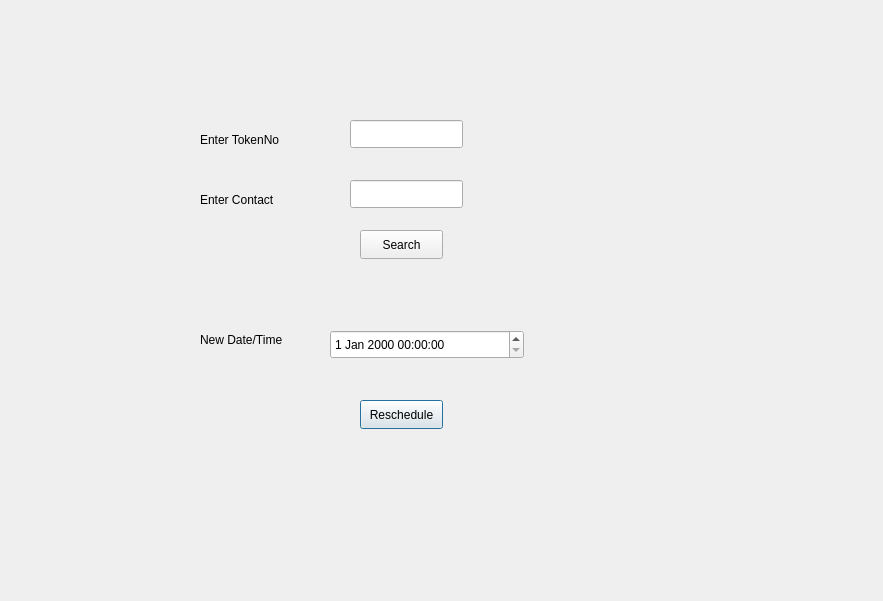
nischalg8/Qt-Doctor-Appointment-System, file reschedule.ui: the form before one commit.
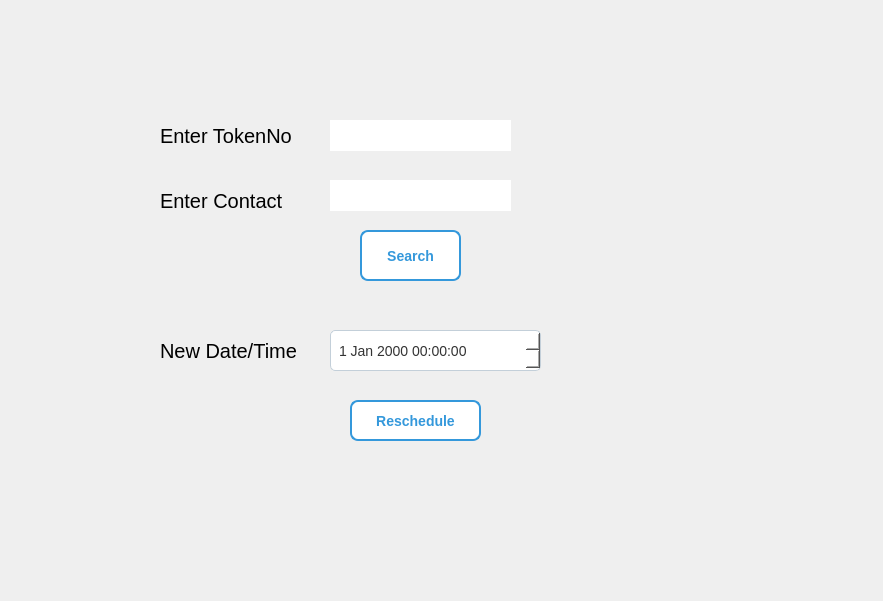
The form after the commit.

What changed in the file:
```diff
--- a/reschedule.ui
+++ b/reschedule.ui
@@ -16,12 +16,16 @@
   <widget class="QLabel" name="label">
    <property name="geometry">
     <rect>
-     <x>200</x>
-     <y>130</y>
-     <width>101</width>
-     <height>20</height>
+     <x>160</x>
+     <y>120</y>
+     <width>151</width>
+     <height>31</height>
     </rect>
    </property>
+   <property name="styleSheet">
+    <string notr="true">font-family: 'Comic Sans MS', cursive, sans-serif;
+font-size:20px;</string>
+   </property>
    <property name="text">
     <string>Enter TokenNo</string>
    </property>
@@ -29,12 +33,16 @@
   <widget class="QLabel" name="label_2">
    <property name="geometry">
     <rect>
-     <x>200</x>
+     <x>160</x>
      <y>190</y>
-     <width>91</width>
-     <height>20</height>
+     <width>131</width>
+     <height>21</height>
     </rect>
    </property>
+   <property name="styleSheet">
+    <string notr="true">font-family: 'Comic Sans MS', cursive, sans-serif;
+font-size:20px;</string>
+   </property>
    <property name="text">
     <string>Enter Contact</string>
    </property>
@@ -42,12 +50,16 @@
   <widget class="QLabel" name="label_3">
    <property name="geometry">
     <rect>
-     <x>200</x>
-     <y>330</y>
-     <width>111</width>
-     <height>20</height>
+     <x>160</x>
+     <y>340</y>
+     <width>151</width>
+     <height>21</height>
     </rect>
    </property>
+   <property name="styleSheet">
+    <string notr="true">font-family: 'Comic Sans MS', cursive, sans-serif;
+font-size:20px;</string>
+   </property>
    <property name="text">
     <string>New Date/Time</string>
    </property>
@@ -58,7 +70,7 @@
      <x>210</x>
      <y>460</y>
      <width>401</width>
-     <height>20</height>
+     <height>41</height>
     </rect>
    </property>
    <property name="text">
@@ -68,42 +80,71 @@
   <widget class="QLineEdit" name="lineEdit">
    <property name="geometry">
     <rect>
-     <x>350</x>
+     <x>330</x>
      <y>120</y>
-     <width>113</width>
-     <height>28</height>
+     <width>181</width>
+     <height>31</height>
     </rect>
    </property>
+   <property name="styleSheet">
+    <string notr="true">border:none;</string>
+   </property>
   </widget>
   <widget class="QLineEdit" name="lineEdit_2">
    <property name="geometry">
     <rect>
-     <x>350</x>
+     <x>330</x>
      <y>180</y>
-     <width>113</width>
-     <height>28</height>
+     <width>181</width>
+     <height>31</height>
     </rect>
    </property>
+   <property name="styleSheet">
+    <string notr="true">border:none;</string>
+   </property>
   </widget>
   <widget class="QDateTimeEdit" name="dateTimeEdit">
    <property name="geometry">
     <rect>
      <x>330</x>
      <y>330</y>
-     <width>194</width>
-     <height>29</height>
+     <width>211</width>
+     <height>41</height>
     </rect>
    </property>
+   <property name="styleSheet">
+    <string notr="true">QDateTimeEdit {
+    font-size: 14px;
+    padding: 6px;
+    border: 1px solid #c3cfd9;
+    border-radius: 5px;
+    background-color: #ffffff;
+    color: #333;
+    min-width: 150px;
+}
+
+
+</string>
+   </property>
   </widget>
   <widget class="QPushButton" name="btnSave">
    <property name="geometry">
     <rect>
-     <x>360</x>
+     <x>350</x>
      <y>400</y>
-     <width>83</width>
-     <height>29</height>
+     <width>131</width>
+     <height>41</height>
     </rect>
    </property>
+   <property name="styleSheet">
+    <string notr="true"> background-color: white;
+    border: 2px solid #3498db;
+    color: #3498db;
+    padding: 5px 10px;
+    border-radius: 8px;
+    font-size: 14px;
+    font-weight: bold;                   </string>
+   </property>
    <property name="text">
     <string>Reschedule</string>
    </property>
@@ -113,10 +154,19 @@
     <rect>
      <x>360</x>
      <y>230</y>
-     <width>83</width>
-     <height>29</height>
+     <width>101</width>
+     <height>51</height>
     </rect>
    </property>
+   <property name="styleSheet">
+    <string notr="true"> background-color: white;
+    border: 2px solid #3498db;
+    color: #3498db;
+    padding: 5px 10px;
+    border-radius: 8px;
+    font-size: 14px;
+    font-weight: bold;                   </string>
+   </property>
    <property name="text">
     <string>Search</string>
    </property>
@@ -124,10 +174,10 @@
   <widget class="QLabel" name="textLabel_2">
    <property name="geometry">
     <rect>
-     <x>230</x>
-     <y>280</y>
-     <width>401</width>
-     <height>21</height>
+     <x>210</x>
+     <y>290</y>
+     <width>421</width>
+     <height>31</height>
     </rect>
    </property>
    <property name="text">
```
